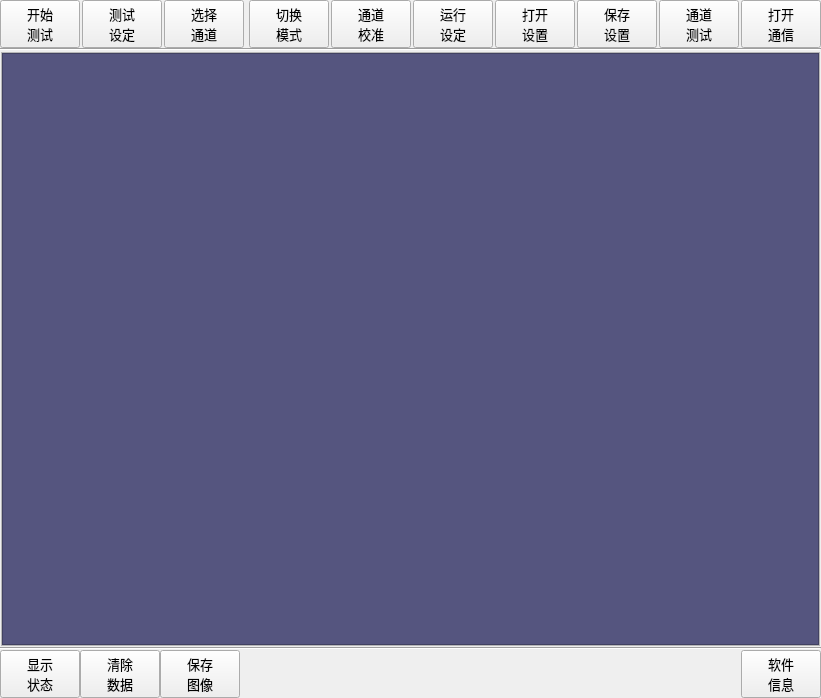
Qt form MulitChannalBox/clsMultiChannaeBox.ui (caicaiking/WKEFactoryView2014) before a commit.
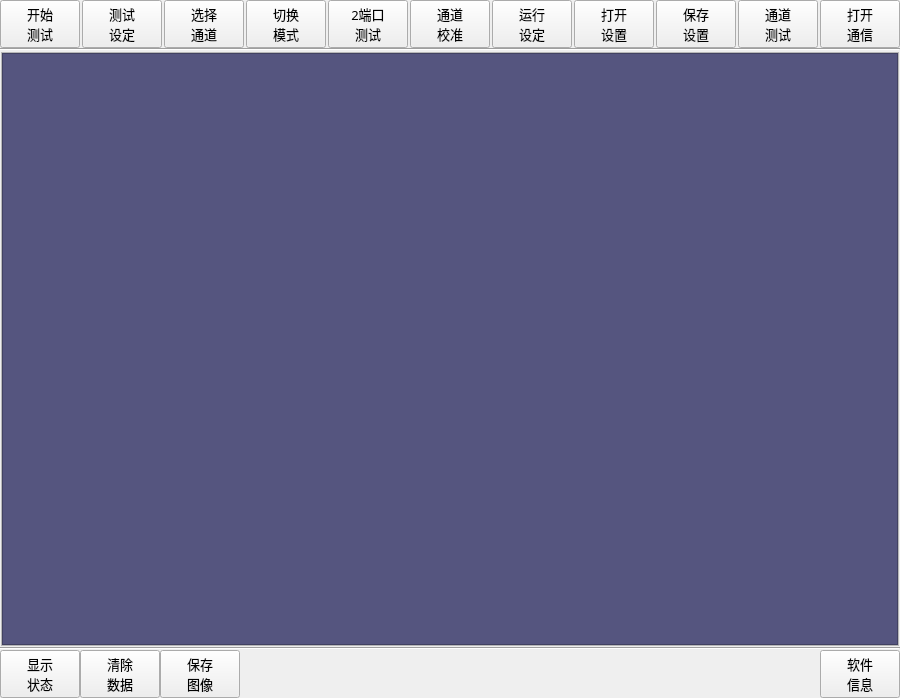
The same form after that commit. Icons and pictures are not drawn. Custom widgets are drawn as their Qt base class.

Commit message: 完成了多通道测试软件

Diff of the .ui file:
```diff
--- a/MulitChannalBox/clsMultiChannaeBox.ui
+++ b/MulitChannalBox/clsMultiChannaeBox.ui
@@ -6,7 +6,7 @@
    <rect>
     <x>0</x>
     <y>0</y>
-    <width>821</width>
+    <width>860</width>
     <height>698</height>
    </rect>
   </property>
@@ -186,6 +186,38 @@
         </property>
        </widget>
       </item>
+      <item>
+       <widget class="QPushButton" name="btnSwitchTerminal">
+        <property name="minimumSize">
+         <size>
+          <width>0</width>
+          <height>40</height>
+         </size>
+        </property>
+        <property name="font">
+         <font>
+          <family>楷体</family>
+          <pointsize>10</pointsize>
+          <weight>50</weight>
+          <bold>false</bold>
+         </font>
+        </property>
+        <property name="text">
+         <string>2端口
+测试</string>
+        </property>
+        <property name="icon">
+         <iconset resource="../recFile/myRes.qrc">
+          <normaloff>:/Icons/2T.png</normaloff>:/Icons/2T.png</iconset>
+        </property>
+        <property name="iconSize">
+         <size>
+          <width>20</width>
+          <height>20</height>
+         </size>
+        </property>
+       </widget>
+      </item>
       <item>
        <widget class="QPushButton" name="btnChannalCal">
         <property name="minimumSize">
@@ -419,7 +451,7 @@
             <rect>
              <x>0</x>
              <y>0</y>
-             <width>817</width>
+             <width>856</width>
              <height>585</height>
             </rect>
            </property>
```
Left out of the diff: 2 changed lines with no effect on the pictures. The commit also changes 37 other files.
